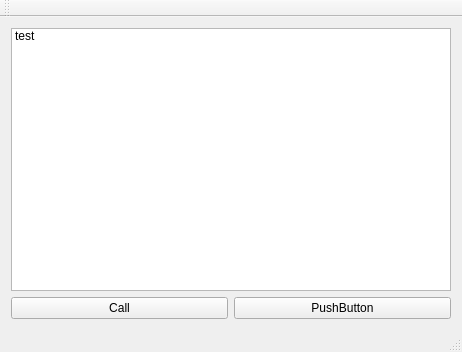
Qt form Client/ui/mainwindow.ui (RaJiska/CPP_babel_2018) before a commit.
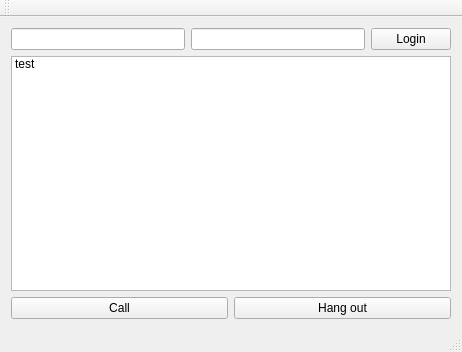
The same form after that commit.

Commit message: [UI] : bas user interface  (login)

Diff of the .ui file:
```diff
--- a/Client/ui/mainwindow.ui
+++ b/Client/ui/mainwindow.ui
@@ -15,6 +15,23 @@
   </property>
   <widget class="QWidget" name="centralWidget">
    <layout class="QVBoxLayout" name="verticalLayout">
+    <item>
+     <layout class="QHBoxLayout" name="horizontalLayout_3">
+      <item>
+       <widget class="QLineEdit" name="lineEdit_2"/>
+      </item>
+      <item>
+       <widget class="QLineEdit" name="lineEdit"/>
+      </item>
+      <item>
+       <widget class="QPushButton" name="pushButton">
+        <property name="text">
+         <string>Login</string>
+        </property>
+       </widget>
+      </item>
+     </layout>
+    </item>
     <item>
      <widget class="QListWidget" name="listWidget">
       <item>
@@ -36,7 +53,7 @@
       <item>
        <widget class="QPushButton" name="pushButton_2">
         <property name="text">
-         <string>PushButton</string>
+         <string>Hang out</string>
         </property>
        </widget>
       </item>
```
The commit also changes 1 other file.
